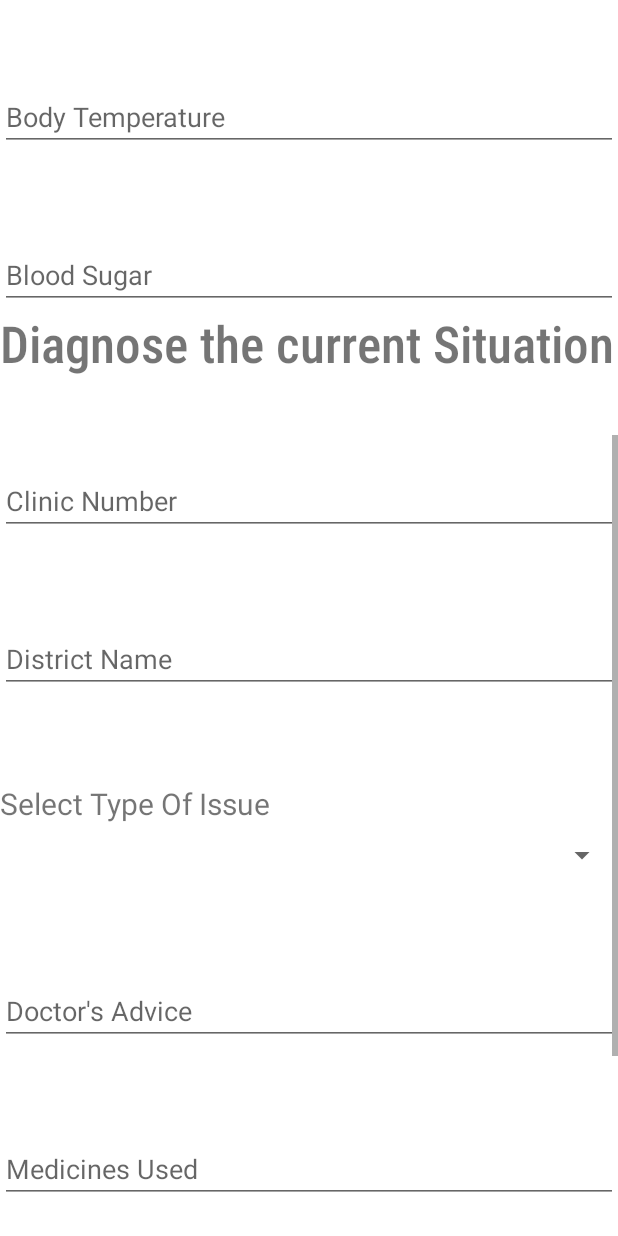
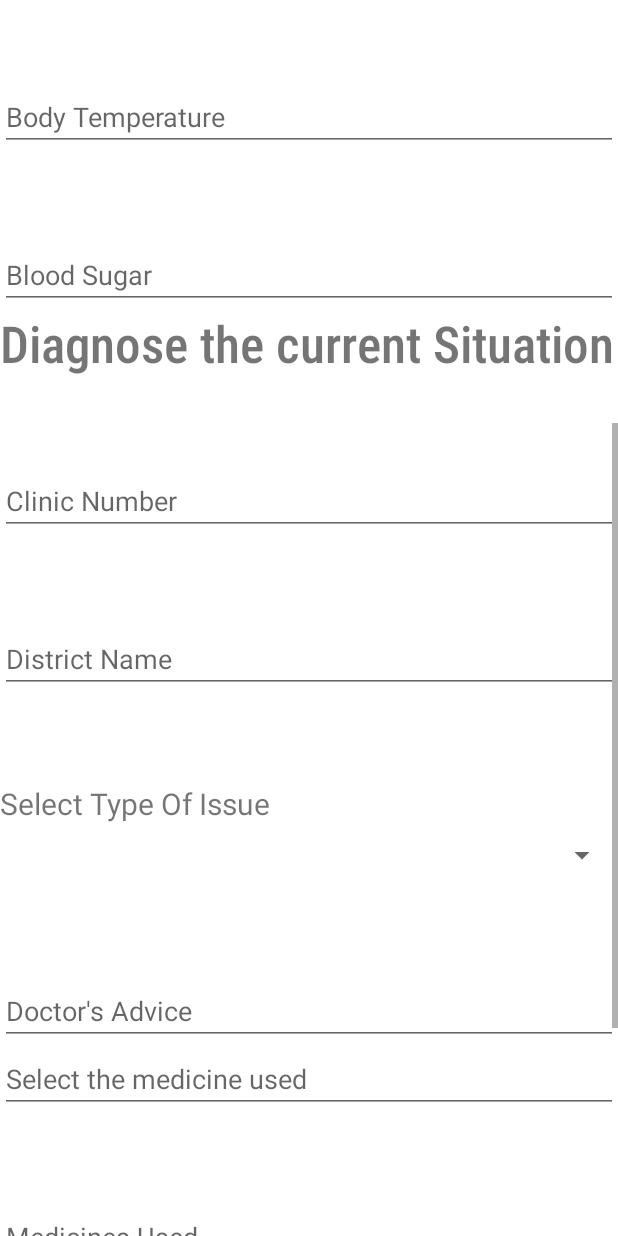
Before and after one commit to sohumk07/ParivaarApp, an Android app: the layout activity_diagnose_illness.xml on its own in the app's theme, with its tools: preview values and no code run, scrolled down 576 dp, on a phone screen of 412 x 824 dp. Run offline under Robolectric (Android 15) with nearby library versions, the phone set to English and light mode, and no system bars.

Commit message:
Patient REG autocomplete medicines

```diff
--- a/app/src/main/res/layout/activity_diagnose_illness.xml
+++ b/app/src/main/res/layout/activity_diagnose_illness.xml
@@ -44,12 +44,13 @@
             android:hint="Father/Husband Name"
             android:id="@+id/patient_registration_husband_name"/>
 
-        <EditText android:layout_width="match_parent"
+        <EditText
+            android:id="@+id/patient_registration_age"
+            android:layout_width="match_parent"
             android:layout_height="match_parent"
             android:layout_gravity="center"
             android:layout_marginTop="60dp"
-            android:hint="Age"
-            android:id="@+id/patient_registration_age"/>
+            android:hint="Age" />
 
         <EditText android:layout_width="match_parent"
             android:layout_height="match_parent"
@@ -65,12 +66,13 @@
             android:hint="Weight (kg)"
             android:id="@+id/patient_registration_weight"/>
 
-        <EditText android:layout_width="match_parent"
+        <EditText
+            android:id="@+id/patient_registration_body_temperature"
+            android:layout_width="match_parent"
             android:layout_height="match_parent"
             android:layout_gravity="center"
             android:layout_marginTop="60dp"
-            android:hint="Body Temperature"
-            android:id="@+id/patient_registration_body_temperature"/>
+            android:hint="Body Temperature" />
 
         <EditText android:layout_width="match_parent"
             android:layout_height="match_parent"
@@ -137,6 +139,17 @@
             android:layout_marginTop="60dp"
             android:hint="Doctor's Advice" />
 
+
+        <AutoCompleteTextView
+            android:id="@+id/medicinesUsed_ACTV"
+            android:layout_width="match_parent"
+            android:layout_height="wrap_content"
+            android:hint="Select the medicine used"
+            android:completionThreshold="1"
+            android:completionHint="Select the medicine used"/>
+
+
+
         <EditText
             android:id="@+id/dn_medicines_uses"
             android:layout_width="match_parent"
```
Also changed, not shown: app/src/main/java/com/example/parivaarapp/DiagnoseIllness.java (+33 -0 lines).
